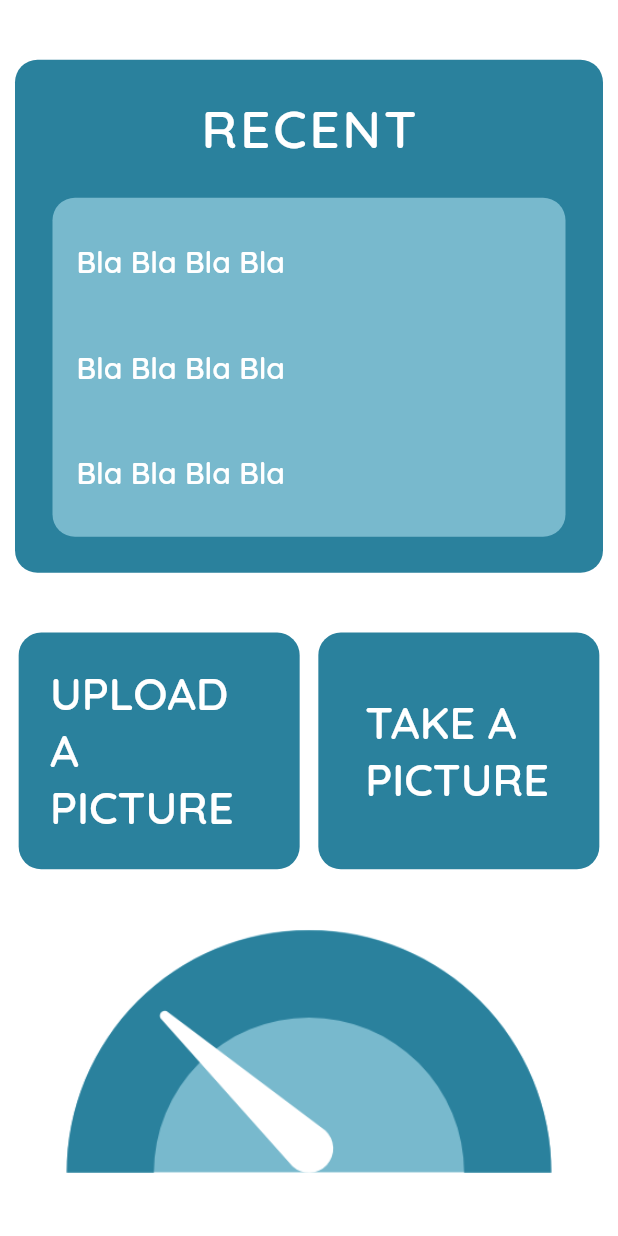
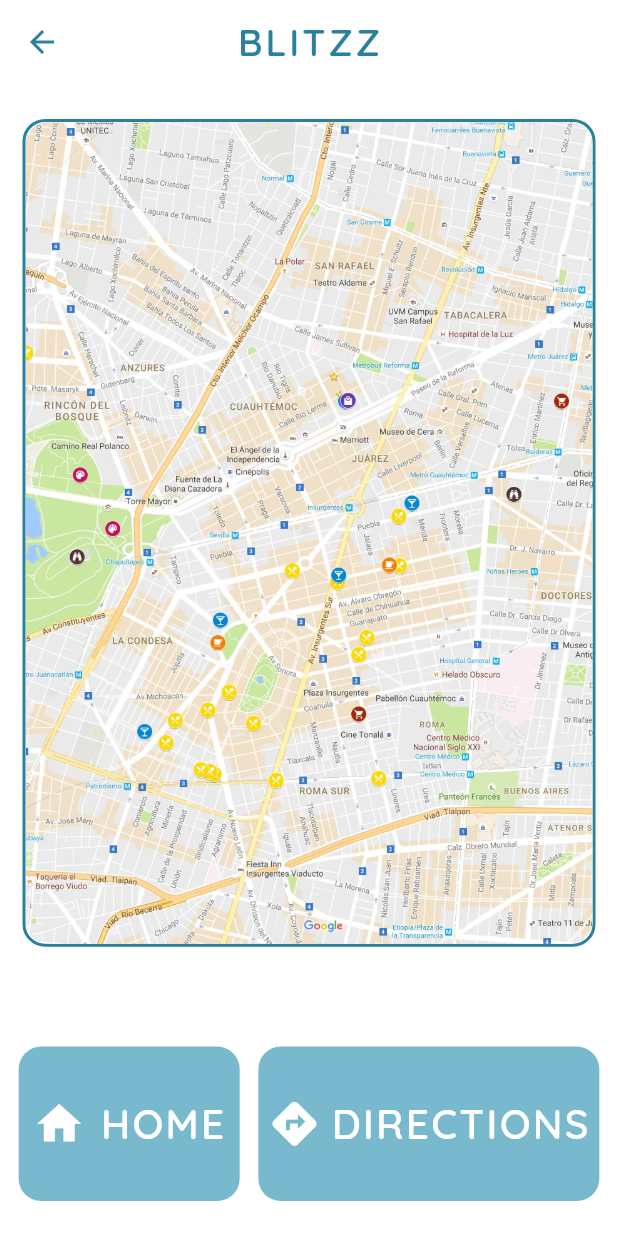
Before and after one commit to l3limp/Blitzz, a Flutter app: the screen it shows after launch, after a tap on "UPLOAD A PICTURE", on a phone screen of 412 x 824 dp. Run offline on Flutter 3.47's test engine with Material 2 defaults, Android fonts, the phone set to English and light mode, and no system bars.

Commit message:
added the directions page

```diff
--- a/lib/main.dart
+++ b/lib/main.dart
@@ -1,3 +1,4 @@
+import 'package:blitzz/screens/direction_screen.dart';
 import 'package:blitzz/screens/home_screen.dart';
 import 'package:blitzz/screens/splash_screen.dart';
 import 'package:flutter/material.dart';
@@ -13,6 +14,7 @@
       debugShowCheckedModeBanner: false,
       routes: {
         '/': (context) => const HomeScreen(),
+        '/directions': (context) => const DirectionScreen(),
       },
     ),
   );
--- /dev/null
+++ b/lib/screens/direction_screen.dart
@@ -0,0 +1,119 @@
+import 'package:blitzz/theme.dart';
+import 'package:flutter/material.dart';
+
+class DirectionScreen extends StatelessWidget {
+  const DirectionScreen({Key? key}) : super(key: key);
+
+  @override
+  Widget build(BuildContext context) {
+    final _theme = OurTheme();
+    double _height = MediaQuery.of(context).size.height;
+    double _width = MediaQuery.of(context).size.width;
+    return SafeArea(
+      child: Scaffold(
+        backgroundColor: Colors.white,
+        appBar: AppBar(
+          iconTheme: IconThemeData(
+            color: _theme.primaryColor,
+          ),
+          centerTitle: true,
+          backgroundColor: Colors.white,
+          elevation: 0.0,
+          title: Text(
+            "BLITZZ",
+            style: TextStyle(
+                color: _theme.primaryColor,
+                fontSize: 25.0,
+                letterSpacing: 2.0,
+                fontFamily: _theme.font,
+                fontWeight: FontWeight.w600),
+          ),
+        ),
+        body: Center(
+          child: Column(
+            mainAxisAlignment: MainAxisAlignment.spaceEvenly,
+            children: [
+              Container(
+                height: _height / 2 + _height / 5 - 25.0,
+                width: _width - 30.0,
+                decoration: BoxDecoration(
+                    borderRadius: BorderRadius.circular(15.0),
+                    color: Colors.white,
+                    border: Border.all(color: _theme.primaryColor, width: 2.0)),
+                child: ClipRRect(
+                  borderRadius: BorderRadius.circular(15.0),
+                  child: const Image(
+                    image: AssetImage("assets/images/map.jpg"),
+                    fit: BoxFit.cover,
+                  ),
+                ),
+              ),
+              const SizedBox(
+                height: 20.0,
+              ),
+              Row(
+                mainAxisAlignment: MainAxisAlignment.spaceEvenly,
+                children: [
+                  Container(
+                    decoration: BoxDecoration(
+                      borderRadius: BorderRadius.circular(15.0),
+                      color: _theme.secondaryColor,
+                    ),
+                    width: _width / 3 + 10.0,
+                    height: _height / 8,
+                    child: Row(
+                      mainAxisAlignment: MainAxisAlignment.spaceEvenly,
+                      children: [
+                        const Icon(
+                          Icons.home,
+                          color: Colors.white,
+                          size: 35.0,
+                        ),
+                        Text(
+                          "HOME",
+                          style: TextStyle(
+                              fontFamily: _theme.font,
+                              color: Colors.white,
+                              fontSize: 27.0,
+                              letterSpacing: 1.5,
+                              fontWeight: FontWeight.w600),
+                        )
+                      ],
+                    ),
+                  ),
+                  Container(
+                    decoration: BoxDecoration(
+                      borderRadius: BorderRadius.circular(15.0),
+                      color: _theme.secondaryColor,
+                    ),
+                    width: _width / 3 + 90.0,
+                    height: _height / 8,
+                    child: Row(
+                      mainAxisAlignment: MainAxisAlignment.spaceEvenly,
+                      children: [
+                        const Icon(
+                          Icons.directions,
+                          color: Colors.white,
+                          size: 35.0,
+                        ),
+                        Text(
+                          "DIRECTIONS",
+                          style: TextStyle(
+                              fontFamily: _theme.font,
+                              color: Colors.white,
+                              fontSize: 27.0,
+                              letterSpacing: 1.5,
+                              fontWeight: FontWeight.w600),
+                        )
+                      ],
+                    ),
+                  ),
+                ],
+              ),
+            ],
+          ),
+        ),
+      ),
+    );
+  }
+}
--- a/lib/screens/home_screen.dart
+++ b/lib/screens/home_screen.dart
@@ -102,7 +102,7 @@
                 children: [
                   InkWell(
                     onTap: () {
-                      print("pressed");
+                      Navigator.pushNamed(context, '/directions');
                     },
                     child: Container(
                       child: Center(
@@ -129,7 +129,7 @@
                   ),
                   InkWell(
                     onTap: () {
-                      print("pressed");
+                      Navigator.pushNamed(context, '/directions');
                     },
                     child: Container(
                       child: Center(
```
Also changed, not shown: assets/images/map.jpg (added).
